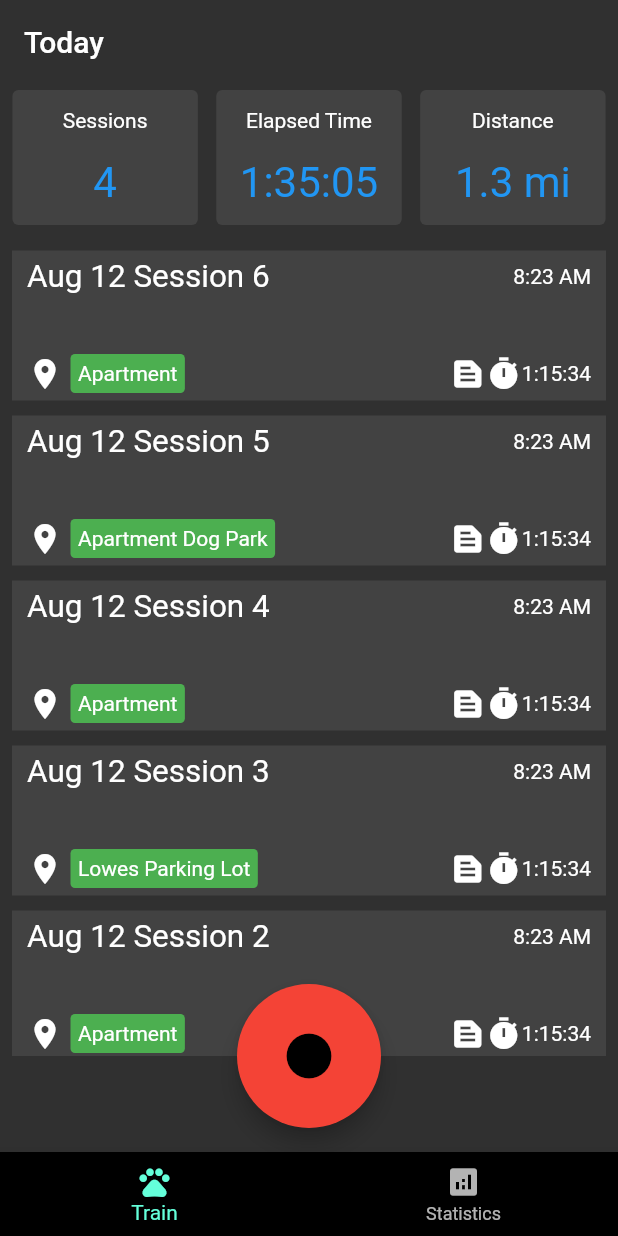
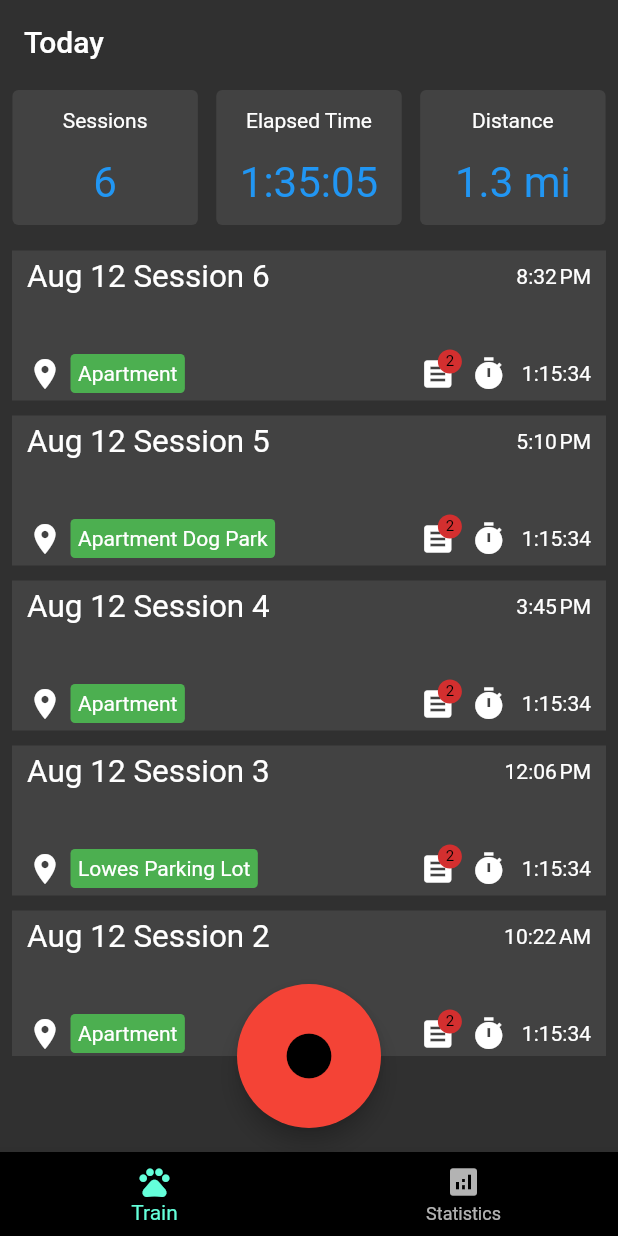
Before and after one commit to nickpalladino/handlerify, a Flutter app: the screen it shows after launch, on a phone screen of 412 x 824 dp. Run offline on Flutter 3.47's test engine with Material 2 defaults, Android fonts, the light colour scheme and no system bars.

Commit message:
Added badge to notes icon, made more mockup data

```diff
--- a/lib/models/session.dart
+++ b/lib/models/session.dart
@@ -13,5 +13,5 @@ class Session {
   // TODO: geolocation waypoints
   // TODO: audio file information
 
-  Session(this.title, this.locationTag);
+  Session(this.title, this.locationTag, this.startTime);
 }
--- a/lib/pages/train_page.dart
+++ b/lib/pages/train_page.dart
@@ -28,7 +28,7 @@ class _TrainState extends State<TrainPage> {
             mainAxisAlignment: MainAxisAlignment.spaceEvenly,
             //mainAxisSize: MainAxisSize.max,
             children: [
-              StatisticCard(value: '4', description: 'Sessions',),
+              StatisticCard(value: '6', description: 'Sessions',),
               StatisticCard(value: '1:35:05', description: 'Elapsed Time',),
               StatisticCard(value: '1.3 mi', description: 'Distance',),
             ]),
--- a/lib/widgets/session_list.dart
+++ b/lib/widgets/session_list.dart
@@ -2,22 +2,22 @@ import 'package:flutter/material.dart';
 import 'package:handlerify/models/location_tag.dart';
 import 'package:handlerify/models/session.dart';
 import 'package:handlerify/widgets/tag.dart';
+import 'package:intl/intl.dart';
 
 class SessionList extends StatelessWidget {
   SessionList({super.key});
 
-  //final List<String> entries = <String>['A', 'B', 'C', 'D', 'E', 'F', 'G'];
-  //final List<int> colorCodes = <int>[600, 500];
+  // hh:mm
+  final DateFormat formatter = DateFormat('jm');
 
   List<Session> sessions = [
-    Session('Aug 12 Session 6', LocationTag('Apartment')),
-    Session('Aug 12 Session 5', LocationTag('Apartment Dog Park')),
-    Session('Aug 12 Session 4', LocationTag('Apartment')),
-    Session('Aug 12 Session 3', LocationTag('Lowes Parking Lot')),
-    Session('Aug 12 Session 2', LocationTag('Apartment')),
-    Session('Aug 12 Session 1', LocationTag('Ithaca Dog Park')),
+    Session('Aug 12 Session 6', LocationTag('Apartment'), DateTime.parse('2023-08-12 20:32:04Z')),
+    Session('Aug 12 Session 5', LocationTag('Apartment Dog Park'), DateTime.parse('2023-08-12 17:10:04Z')),
+    Session('Aug 12 Session 4', LocationTag('Apartment'), DateTime.parse('2023-08-12 15:45:04Z')),
+    Session('Aug 12 Session 3', LocationTag('Lowes Parking Lot'), DateTime.parse('2023-08-12 12:06:04Z')),
+    Session('Aug 12 Session 2', LocationTag('Apartment'), DateTime.parse('2023-08-12 10:22:04Z')),
+    Session('Aug 12 Session 1', LocationTag('Ithaca Dog Park'), DateTime.parse('2023-08-12 08:18:04Z')),
   ];
-
 
   Widget build(BuildContext context) {
     return ListView.builder(
@@ -41,7 +41,8 @@ class SessionList extends StatelessWidget {
                   Text(sessions[index].title!, style: DefaultTextStyle.of(context).style.apply(fontSizeFactor: 1.5)),
               ]),
                 Column(children: [
-                  Text('8:23 AM'),
+                  Text(formatter.format(sessions[index].startTime!))
+                  //Text('8:23 AM'),
                 ]),
             ]),
 
@@ -70,11 +71,20 @@ class SessionList extends StatelessWidget {
                       Text('Long Line'),
                     ]),
                      */
+                    Column(
+                        children: [
+                          Padding(
+                            padding: const EdgeInsets.fromLTRB(0, 0, 10, 0),
+                            child:
+                              Badge(label: Text('2'),
+                                child: Icon(Icons.text_snippet),)
+                            //Icon(Icons.text_snippet,),
+                          )]),
                     Column(children: [
-                      Icon(Icons.text_snippet,),
-                    ]),
-                    Column(children: [
-                      Icon(Icons.timer,),
+                      Padding(
+                          padding: const EdgeInsets.fromLTRB(0, 0, 10, 0),
+                          child:
+                      Icon(Icons.timer,),)
                     ]),
                     Column(children: [
                       Text('1:15:34'),
--- a/pubspec.yaml
+++ b/pubspec.yaml
@@ -35,6 +35,7 @@ dependencies:
   # The following adds the Cupertino Icons font to your application.
   # Use with the CupertinoIcons class for iOS style icons.
   cupertino_icons: ^1.0.2
+  intl: ^0.18.1
 
 dev_dependencies:
   flutter_test:
```
Also changed, not shown: pubspec.lock.
